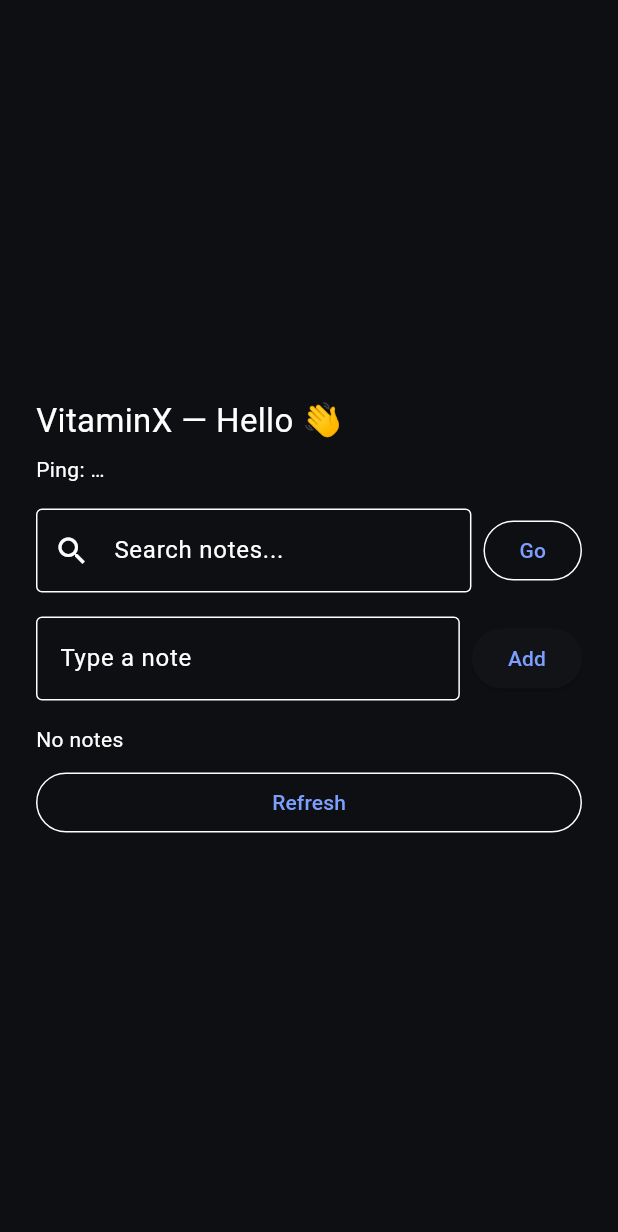
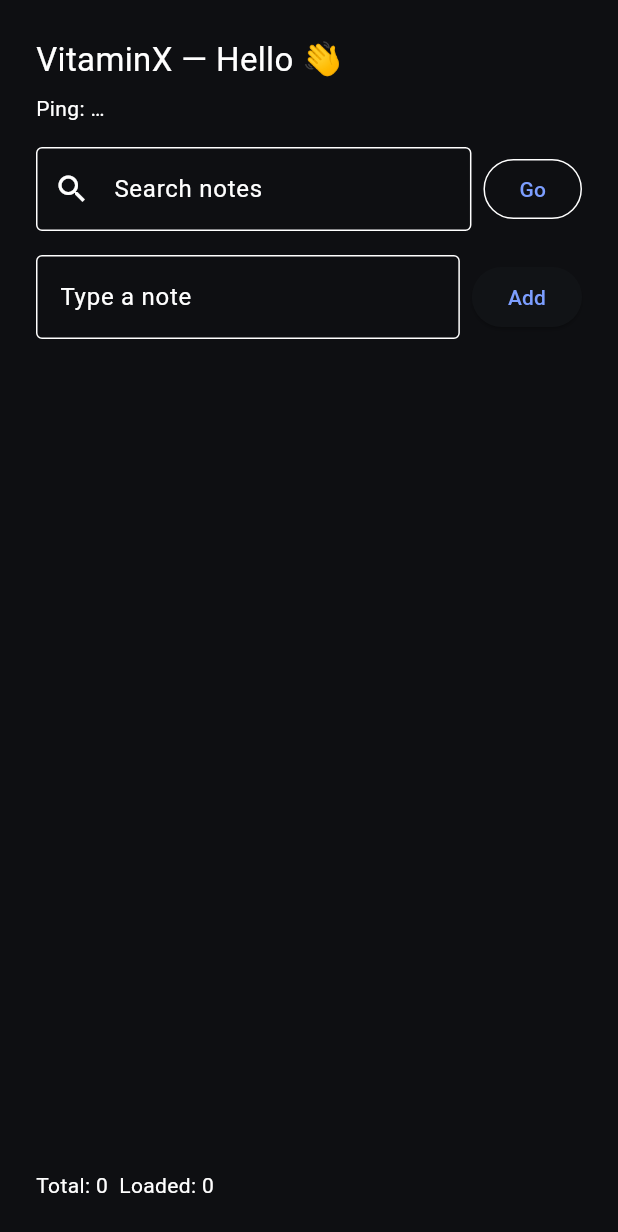
Before and after one commit to vitaminx-2025/vitaminx_website, a Flutter app: the screen it shows after launch, after a tap on "Add", on a phone screen of 412 x 824 dp. Shown: the top 1232 px of the screen. Run offline on Flutter 3.47's test engine with Material 3 defaults, Android fonts, the phone set to English and light mode, and no system bars; network calls fail.

Commit message:
feat: day5 - pagination, debounced search, infinite scroll

```diff
--- a/frontend/lib/api/api_client.dart
+++ b/frontend/lib/api/api_client.dart
@@ -1,6 +1,7 @@
 import 'dart:convert';
 import 'package:http/http.dart' as http;
 import '../models/note.dart';
+import '../models/notes_page.dart';
 
 class ApiClient {
   static const String baseUrl = 'http://127.0.0.1:8000';
@@ -13,14 +14,21 @@
     throw Exception('Ping failed ${res.statusCode}');
   }
 
-  static Future<List<Note>> getNotes({String? q}) async {
-    final uri = Uri.parse(
-      '$baseUrl/api/notes',
-    ).replace(queryParameters: q == null || q.isEmpty ? null : {'q': q});
+  static Future<NotesPage> getNotes({
+    String? q,
+    int limit = 20,
+    int offset = 0,
+  }) async {
+    final uri = Uri.parse('$baseUrl/api/notes').replace(
+      queryParameters: {
+        if (q != null && q.isNotEmpty) 'q': q,
+        'limit': '$limit',
+        'offset': '$offset',
+      },
+    );
     final res = await http.get(uri);
     if (res.statusCode == 200) {
-      final data = json.decode(res.body) as List<dynamic>;
-      return data.map((e) => Note.fromJson(e as Map<String, dynamic>)).toList();
+      return NotesPage.fromJson(json.decode(res.body) as Map<String, dynamic>);
     }
     throw Exception('Get notes failed ${res.statusCode}');
   }
--- a/frontend/lib/main.dart
+++ b/frontend/lib/main.dart
@@ -1,6 +1,8 @@
+import 'dart:async';
 import 'package:flutter/material.dart';
 import 'api/api_client.dart';
 import 'models/note.dart';
+import 'models/notes_page.dart';
 
 void main() {
   runApp(const VitaminXApp());
@@ -39,29 +41,78 @@
 class _HomeState extends State<_Home> {
   final _newController = TextEditingController();
   final _searchController = TextEditingController();
+  final _scrollCtrl = ScrollController();
+
   bool busy = false;
   String ping = '…';
   List<Note> notes = [];
+  int total = 0;
+  int limit = 20;
+  int offset = 0;
+  String currentQuery = '';
+  Timer? _debounce;
 
   @override
   void initState() {
     super.initState();
-    _loadAll();
+    _load(reset: true);
+    _scrollCtrl.addListener(_maybeLoadMore);
+    _searchController.addListener(_debouncedSearch);
   }
 
-  Future<void> _loadAll({String? q}) async {
+  @override
+  void dispose() {
+    _newController.dispose();
+    _searchController.dispose();
+    _scrollCtrl.dispose();
+    _debounce?.cancel();
+    super.dispose();
+  }
+
+  void _debouncedSearch() {
+    _debounce?.cancel();
+    _debounce = Timer(const Duration(milliseconds: 350), () {
+      currentQuery = _searchController.text.trim();
+      _load(reset: true);
+    });
+  }
+
+  Future<void> _load({bool reset = false}) async {
+    if (reset) {
+      setState(() {
+        busy = true;
+        offset = 0;
+        notes = [];
+      });
+    } else {
       setState(() => busy = true);
+    }
     try {
       final p = await ApiClient.ping();
-      final list = await ApiClient.getNotes(q: q);
+      final page = await ApiClient.getNotes(
+        q: currentQuery,
+        limit: limit,
+        offset: offset,
+      );
       setState(() {
         ping = p;
-        notes = list;
+        total = page.total;
+        offset = page.offset + page.items.length;
+        notes.addAll(page.items);
       });
     } catch (e) {
       _toast('$e');
     } finally {
       setState(() => busy = false);
+    }
+  }
+
+  void _maybeLoadMore() {
+    if (_scrollCtrl.position.pixels >=
+        _scrollCtrl.position.maxScrollExtent - 120) {
+      if (notes.length < total && !busy) {
+        _load(reset: false);
+      }
     }
   }
 
@@ -77,7 +128,7 @@
     try {
       await ApiClient.addNote(text);
       _newController.clear();
-      await _loadAll(q: _searchController.text.trim());
+      await _load(reset: true);
     } catch (e) {
       _toast('$e');
     } finally {
@@ -110,15 +161,11 @@
             ],
           ),
     );
-    if (updated == null) return;
-    if (updated.isEmpty) {
-      _toast('Text required');
-      return;
-    }
+    if (updated == null || updated.isEmpty) return;
     setState(() => busy = true);
     try {
       await ApiClient.updateNote(n.id, updated);
-      await _loadAll(q: _searchController.text.trim());
+      await _load(reset: true);
     } catch (e) {
       _toast('$e');
     } finally {
@@ -130,7 +177,7 @@
     setState(() => busy = true);
     try {
       await ApiClient.deleteNote(n.id);
-      await _loadAll(q: _searchController.text.trim());
+      await _load(reset: true);
     } catch (e) {
       _toast('$e');
     } finally {
@@ -138,8 +185,24 @@
     }
   }
 
+  String _relative(String iso) {
+    DateTime dt;
+    try {
+      dt = DateTime.parse(iso).toLocal();
+    } catch (_) {
+      return iso;
+    }
+    final diff = DateTime.now().difference(dt);
+    if (diff.inSeconds < 60) return '${diff.inSeconds}s ago';
+    if (diff.inMinutes < 60) return '${diff.inMinutes}m ago';
+    if (diff.inHours < 24) return '${diff.inHours}h ago';
+    if (diff.inDays < 7) return '${diff.inDays}d ago';
+    return '${dt.year}-${dt.month.toString().padLeft(2, '0')}-${dt.day.toString().padLeft(2, '0')}';
+  }
+
   @override
   Widget build(BuildContext context) {
+    final hasMore = notes.length < total;
     return Scaffold(
       body: Center(
         child: ConstrainedBox(
@@ -148,7 +211,6 @@
             padding: const EdgeInsets.all(24),
             child: Column(
               crossAxisAlignment: CrossAxisAlignment.stretch,
-              mainAxisSize: MainAxisSize.min,
               children: [
                 const Text(
                   'VitaminX — Hello 👋',
@@ -158,27 +220,21 @@
                 Text('Ping: $ping'),
                 const SizedBox(height: 16),
 
-                // Search
                 Row(
                   children: [
                     Expanded(
                       child: TextField(
                         controller: _searchController,
                         decoration: const InputDecoration(
-                          hintText: 'Search notes...',
+                          hintText: 'Search notes',
                           border: OutlineInputBorder(),
                           prefixIcon: Icon(Icons.search),
                         ),
-                        onSubmitted: (v) => _loadAll(q: v.trim()),
                       ),
                     ),
                     const SizedBox(width: 8),
                     OutlinedButton(
-                      onPressed:
-                          busy
-                              ? null
-                              : () =>
-                                  _loadAll(q: _searchController.text.trim()),
+                      onPressed: busy ? null : () => _load(reset: true),
                       child: const Text('Go'),
                     ),
                   ],
@@ -186,7 +242,6 @@
 
                 const SizedBox(height: 16),
 
-                // Add
                 Row(
                   children: [
                     Expanded(
@@ -209,33 +264,34 @@
 
                 const SizedBox(height: 16),
 
-                // List
-                Flexible(
-                  child:
-                      notes.isEmpty
-                          ? const Text('No notes')
-                          : ListView.separated(
-                            shrinkWrap: true,
-                            itemCount: notes.length,
-                            separatorBuilder:
-                                (_, __) => const Divider(height: 1),
+                Expanded(
+                  child: RefreshIndicator(
+                    onRefresh: () => _load(reset: true),
+                    child: ListView.separated(
+                      controller: _scrollCtrl,
+                      itemCount: notes.length + (hasMore ? 1 : 0),
+                      separatorBuilder: (_, __) => const Divider(height: 1),
                       itemBuilder: (context, i) {
+                        if (i >= notes.length) {
+                          return const Padding(
+                            padding: EdgeInsets.all(16),
+                            child: Center(child: CircularProgressIndicator()),
+                          );
+                        }
                         final n = notes[i];
                         return ListTile(
                           title: Text(n.text),
-                                subtitle: Text(n.createdAt),
+                          subtitle: Text(_relative(n.createdAt)),
                           trailing: Wrap(
                             spacing: 4,
                             children: [
                               IconButton(
                                 icon: const Icon(Icons.edit),
                                 onPressed: busy ? null : () => _edit(n),
-                                      tooltip: 'Edit',
                               ),
                               IconButton(
                                 icon: const Icon(Icons.delete),
                                 onPressed: busy ? null : () => _delete(n),
-                                      tooltip: 'Delete',
                               ),
                             ],
                           ),
@@ -243,15 +299,10 @@
                       },
                     ),
                   ),
+                ),
 
                 const SizedBox(height: 8),
-                OutlinedButton(
-                  onPressed:
-                      busy
-                          ? null
-                          : () => _loadAll(q: _searchController.text.trim()),
-                  child: const Text('Refresh'),
-                ),
+                Text('Total: $total  Loaded: ${notes.length}'),
               ],
             ),
           ),
--- /dev/null
+++ b/frontend/lib/models/notes_page.dart
@@ -0,0 +1,28 @@
+import 'note.dart';
+
+class NotesPage {
+  final List<Note> items;
+  final int total;
+  final int limit;
+  final int offset;
+  final bool hasMore;
+
+  NotesPage({
+    required this.items,
+    required this.total,
+    required this.limit,
+    required this.offset,
+    required this.hasMore,
+  });
+
+  factory NotesPage.fromJson(Map<String, dynamic> j) => NotesPage(
+    items:
+        (j['items'] as List)
+            .map((e) => Note.fromJson(e as Map<String, dynamic>))
+            .toList(),
+    total: j['total'] as int,
+    limit: j['limit'] as int,
+    offset: j['offset'] as int,
+    hasMore: j['has_more'] as bool,
+  );
+}
```
Also changed, not shown: 1 other file. Lines whose indentation alone changed are shown as unchanged.
